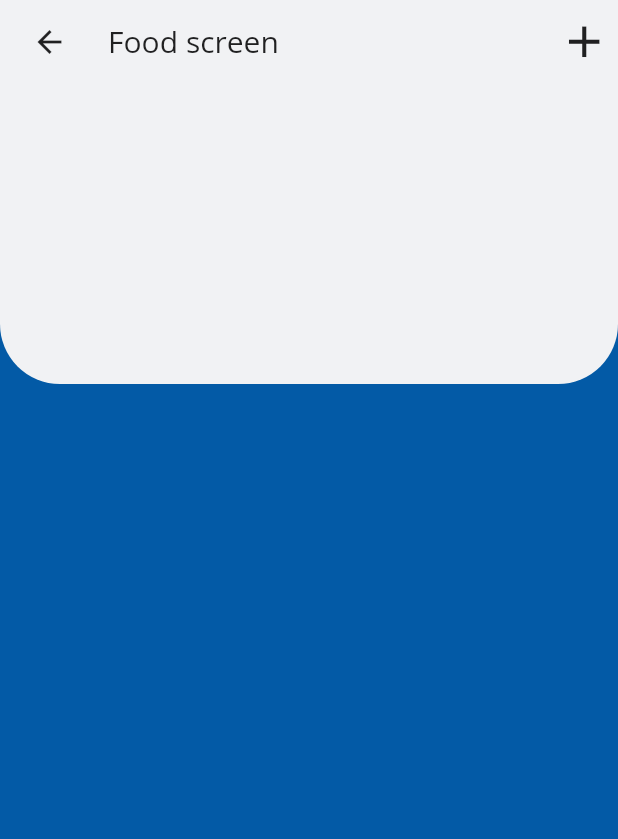
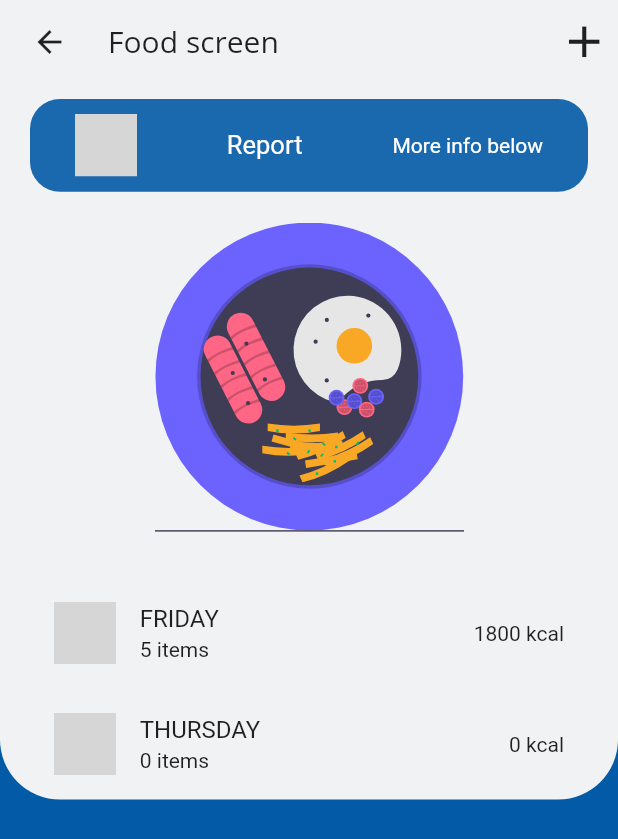
Before and after one commit to derdmislav/health_app, a Flutter app: the screen it shows after launch, after a tap on "Track your daily food intake", on a phone screen of 412 x 824 dp. Shown: the top 839 px of the screen. Run offline on Flutter 3.47's test engine with Material 2 defaults, Android fonts, the phone set to English and light mode, and no system bars; our stand-ins replace flutter_svg; grey boxes are pictures that could not be loaded.

Commit message:
tile upgrade & icons

```diff
--- a/lib/screens/food_screen/widgets/food_body_widget.dart
+++ b/lib/screens/food_screen/widgets/food_body_widget.dart
@@ -1,15 +1,22 @@
 import 'package:flutter/material.dart';
 
+import 'package:flutter_svg/svg.dart';
 import 'package:health_app/constants.dart';
 
 class FoodBodyWidget extends StatelessWidget {
+  const FoodBodyWidget({
+    Key key,
+  }) : super(key: key);
+
   @override
   Widget build(BuildContext context) {
-    return Column(
+    final size = MediaQuery.of(context).size;
+    return SingleChildScrollView(
+      child: Column(
         children: <Widget>[
           Container(
+            width: double.infinity,
             padding: EdgeInsets.symmetric(horizontal: 20),
-            height: 200,
             decoration: BoxDecoration(
               color: kBackgroundColor,
               borderRadius: BorderRadius.only(
@@ -20,12 +27,117 @@ class FoodBodyWidget extends StatelessWidget {
             child: Column(
               children: <Widget>[
                 Container(
-                  margin: EdgeInsets.symmetric(vertical: 20),
-                )
+                  width: double.infinity,
+                  margin: EdgeInsets.only(top: 10),
+                  height: size.width * 0.15,
+                  decoration: BoxDecoration(
+                    color: Theme.of(context).primaryColor.withOpacity(0.9),
+                    borderRadius: BorderRadius.circular(20),
+                  ),
+
+                  //
+                  child: Row(
+                    mainAxisAlignment: MainAxisAlignment.spaceAround,
+                    children: <Widget>[
+                      SvgPicture.asset(
+                        'assets/icons/bx-dish',
+                        color: Colors.white,
+                        height: size.width * 0.10,
+                      ),
+                      Text(
+                        'Report',
+                        style: TextStyle(color: Colors.white, fontSize: 17),
+                      ),
+                      Text(
+                        'More info below',
+                        style: TextStyle(
+                          color: Colors.white,
+                        ),
+                      ),
+                    ],
+                  ),
+                ),
+
+                //OKVIR I SLIKA
+                Container(
+                  margin: EdgeInsets.only(
+                    bottom: 10,
+                  ),
+                  height: size.width * 0.6,
+                  child: Stack(
+                    alignment: Alignment.center,
+                    children: <Widget>[
+                      SvgPicture.asset(
+                        'assets/svgs/Food.svg',
+                        height: size.width * 0.5,
+                        width: size.width * 0.5,
+                        fit: BoxFit.cover,
+                      ),
+                    ],
+                  ),
+                ),
+
+                //BACKEND food nutritive values needed
+                Column(
+                  children: <Widget>[
+                    ExpansionTile(
+                      leading: SvgPicture.asset(
+                        'assets/icons/bx-dish',
+                        color: Colors.black87,
+                        height: size.width * 0.10,
+                      ),
+                      title: Text('FRIDAY'),
+                      subtitle: Text('5 items'),
+                      trailing: Text('1800 kcal'),
+                      children: <Widget>[
+                        ListTile(
+                          leading: SvgPicture.asset(
+                            'assets/icons/bx-dish',
+                            color: Colors.black87,
+                            height: size.width * 0.08,
+                          ),
+                          title: Text('Pizza slice'),
+                          trailing: Text('350 kcal'),
+                        ),
+                        ListTile(
+                          leading: SvgPicture.asset(
+                            'assets/icons/bx-dish',
+                            color: Colors.black87,
+                            height: size.width * 0.08,
+                          ),
+                          title: Text('Eggs Benedict'),
+                          trailing: Text('300 kcal'),
+                        ),
+                      ],
+                    ),
+                    ExpansionTile(
+                      leading: SvgPicture.asset(
+                        'assets/icons/bx-dish',
+                        color: Colors.black87,
+                        height: size.width * 0.10,
+                      ),
+                      title: Text('THURSDAY'),
+                      subtitle: Text('0 items'),
+                      trailing: Text('0 kcal'),
+                      children: <Widget>[
+                        ListTile(
+                          leading: SvgPicture.asset(
+                            'assets/icons/bx-dish',
+                            color: Colors.black87,
+                            height: size.width * 0.10,
+                          ),
+                          title: Text('Pizza slice'),
+                          trailing: Text('250 kcal'),
+                        ),
+                      ],
+                    ),
+                  ],
+                ),
               ],
             ),
           ),
         ],
-      );
+      ),
+    );
   }
 }
--- a/lib/screens/med_screen/widgets/med_body_widget.dart
+++ b/lib/screens/med_screen/widgets/med_body_widget.dart
@@ -35,7 +35,7 @@ class MedBodyWidget extends StatelessWidget {
                     borderRadius: BorderRadius.circular(20),
                   ),
 
-                  // KORACI U DANU
+                  // Report card
                   child: Row(
                     mainAxisAlignment: MainAxisAlignment.spaceAround,
                     children: <Widget>[
@@ -80,15 +80,32 @@ class MedBodyWidget extends StatelessWidget {
                 //BACKEND medication HISTORY needed
                 Column(
                   children: <Widget>[
+                    ExpansionTile(
+                      leading: SvgPicture.asset(
+                        'assets/icons/capsule-f.svg',
+                        color: Colors.black87,
+                        height: size.width * 0.10,
+                      ),
+                      title: Text('FRIDAY'),
+                      subtitle: Text('2 medication'),
+                      trailing: Icon(
+                        Icons.check,
+                        color: Colors.green.shade600,
+                        size: 33,
+                      ),
+                      children: <Widget>[
                         ListTile(
                           leading: SvgPicture.asset(
                             'assets/icons/capsule-f.svg',
                             color: Colors.black87,
                             height: size.width * 0.10,
                           ),
-                      title: Text('FRIDAY'),
-                      subtitle: Text('6000 steps'),
-                      trailing: Text('280 kcal'),
+                          title: Text('Loratadine 10mg'),
+                          trailing: Icon(
+                            Icons.check,
+                            color: Colors.green.shade600,
+                            size: 25,
+                          ),
                         ),
                         ListTile(
                           leading: SvgPicture.asset(
@@ -96,9 +113,14 @@ class MedBodyWidget extends StatelessWidget {
                             color: Colors.black87,
                             height: size.width * 0.10,
                           ),
-                      title: Text('SATURDAY'),
-                      subtitle: Text('5500 steps'),
-                      trailing: Text('250 kcal'),
+                          title: Text('Benadryl 25mg'),
+                          trailing: Icon(
+                            Icons.check,
+                            color: Colors.green.shade600,
+                            size: 25,
+                          ),
+                        ),
+                      ],
                     ),
                     ListTile(
                       leading: SvgPicture.asset(
@@ -107,6 +129,7 @@ class MedBodyWidget extends StatelessWidget {
                         height: size.width * 0.10,
                       ),
                       title: Text('SUNDAY'),
+                      subtitle: Text('0 med'),
                       trailing: Icon(
                         Icons.check,
                         color: Colors.green.shade600,
--- a/lib/screens/overview/widgets/steps_card.dart
+++ b/lib/screens/overview/widgets/steps_card.dart
@@ -3,9 +3,6 @@ import 'package:flutter/material.dart';
 import 'package:flutter_svg/svg.dart';
 
 import 'package:health_app/constants.dart';
-
-
-
 
 class StepsCard extends StatelessWidget {
   const StepsCard({
@@ -70,8 +67,11 @@ class StepsCard extends StatelessWidget {
                       vertical: 5,
                     ),
                     child: Text(
-                      'Daily steps: 5000/6000 completed',
-                      style: Theme.of(context).textTheme.button,
+                      '5000/6000 steps completed',
+                      style: TextStyle(
+                        fontStyle: FontStyle.italic,
+                        fontSize: 18,
+                      ),
                     ),
                   ),
                   Spacer(),
--- a/lib/screens/pedometer_screen/pedometer_screen.dart
+++ b/lib/screens/pedometer_screen/pedometer_screen.dart
@@ -40,5 +40,16 @@ AppBar _buildAppBar(BuildContext context) {
         color: Colors.black87,
       ),
     ),
+    actions: <Widget>[
+      IconButton(
+        padding: EdgeInsets.only(right: 30),
+        icon: Icon(
+          Icons.add,
+          color: Colors.black87,
+          size: 35,
+        ),
+        onPressed: () {},
+      ),
+    ],
   );
 }
```
Also changed, not shown: 1 other file. Lines whose indentation alone changed are shown as unchanged.
